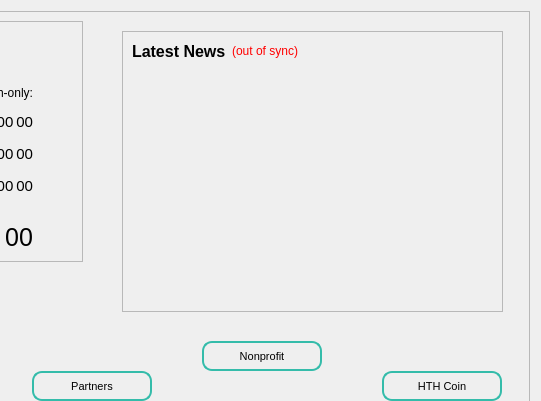
First picture: the form in src/qt/forms/overviewpage.ui, repository HTHcoin/helpthehomelesscoin, before the edit; both pictures show x 459 to 1000 and y 0 to 401 of the 1000 by 714 pixel window.
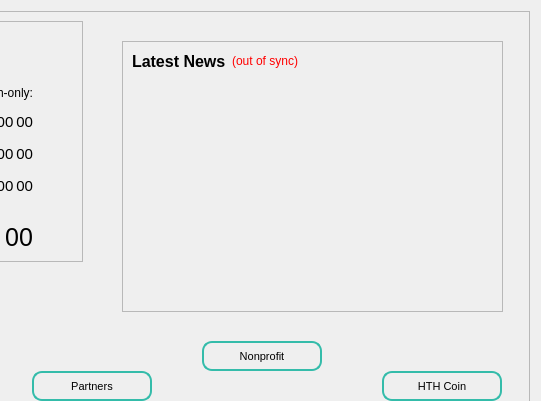
Second picture: the form after the edit.

Diff of the .ui file:
```diff
--- a/src/qt/forms/overviewpage.ui
+++ b/src/qt/forms/overviewpage.ui
@@ -1071,9 +1071,9 @@
       <property name="geometry">
        <rect>
         <x>570</x>
-        <y>20</y>
+        <y>30</y>
         <width>381</width>
-        <height>281</height>
+        <height>271</height>
        </rect>
       </property>
       <property name="minimumSize">
```
